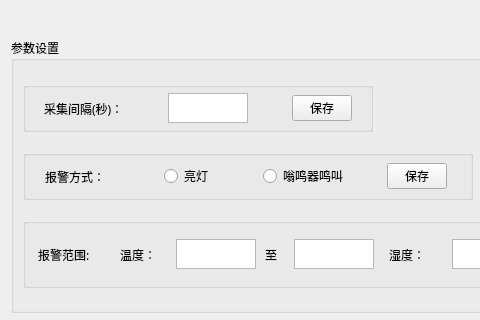
The window that settingwindow.ui (Ricky37501/TemHumCollect) describes before a commit, drawn with Qt 5; both pictures show x 0 to 480 and y 0 to 320 of the 758 by 600 pixel window.
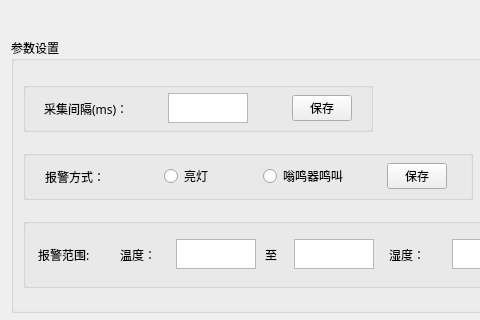
The same window after the commit.

What changed in the file:
```diff
--- a/settingwindow.ui
+++ b/settingwindow.ui
@@ -90,7 +90,7 @@
             </size>
            </property>
            <property name="text">
-            <string>采集间隔(秒)：</string>
+            <string>采集间隔(ms)：</string>
            </property>
           </widget>
          </item>
```
